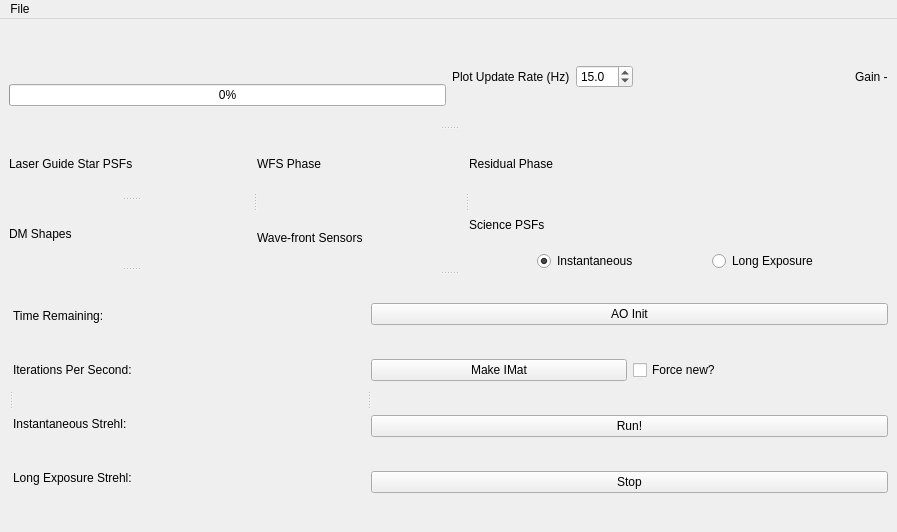
AOtools/soapy, file gui/AoGui.ui: the form before one commit.
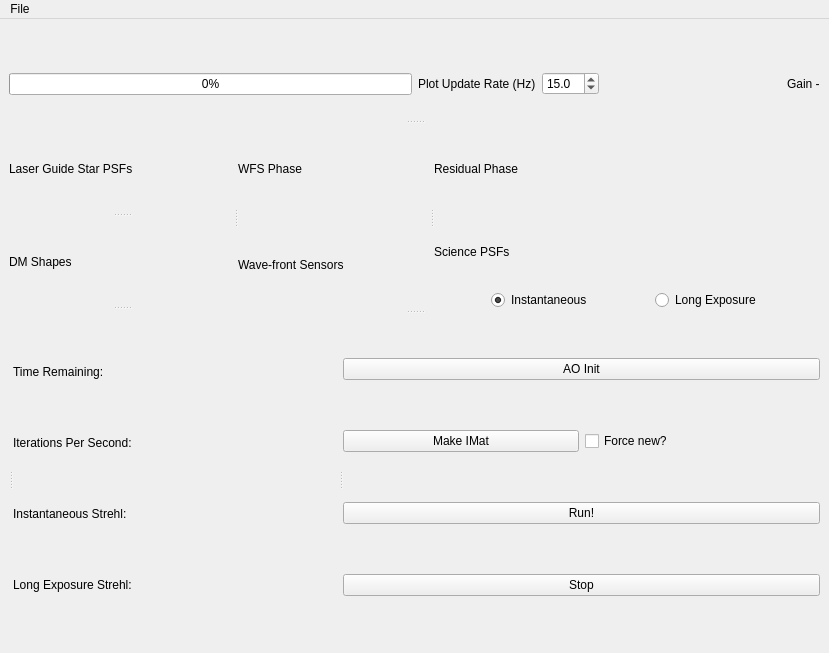
The form after the commit.

Commit message: made GUI better

Diff of the .ui file:
```diff
--- a/gui/AoGui.ui
+++ b/gui/AoGui.ui
@@ -6,8 +6,8 @@
    <rect>
     <x>0</x>
     <y>0</y>
-    <width>897</width>
-    <height>532</height>
+    <width>829</width>
+    <height>653</height>
    </rect>
   </property>
   <property name="windowTitle">
@@ -15,7 +15,7 @@
   </property>
   <widget class="QWidget" name="centralwidget">
    <layout class="QGridLayout" name="gridLayout">
-    <item row="0" column="0">
+    <item row="1" column="0">
      <widget class="QSplitter" name="splitter_4">
       <property name="orientation">
        <enum>Qt::Vertical</enum>
@@ -24,19 +24,6 @@
        <layout class="QHBoxLayout" name="horizontalLayout_6">
         <item>
          <layout class="QVBoxLayout" name="verticalLayout">
-          <item>
-           <widget class="QLabel" name="progressLabel">
-            <property name="sizePolicy">
-             <sizepolicy hsizetype="Preferred" vsizetype="Fixed">
-              <horstretch>0</horstretch>
-              <verstretch>0</verstretch>
-             </sizepolicy>
-            </property>
-            <property name="text">
-             <string/>
-            </property>
-           </widget>
-          </item>
           <item>
            <widget class="QProgressBar" name="progressBar">
             <property name="sizePolicy">
@@ -398,6 +385,19 @@
       </widget>
      </widget>
     </item>
+    <item row="0" column="0">
+     <widget class="QLabel" name="progressLabel">
+      <property name="sizePolicy">
+       <sizepolicy hsizetype="Preferred" vsizetype="Fixed">
+        <horstretch>0</horstretch>
+        <verstretch>0</verstretch>
+       </sizepolicy>
+      </property>
+      <property name="text">
+       <string/>
+      </property>
+     </widget>
+    </item>
    </layout>
   </widget>
   <widget class="QMenuBar" name="menuBar">
@@ -405,7 +405,7 @@
     <rect>
      <x>0</x>
      <y>0</y>
-     <width>897</width>
+     <width>829</width>
      <height>22</height>
     </rect>
    </property>
```
